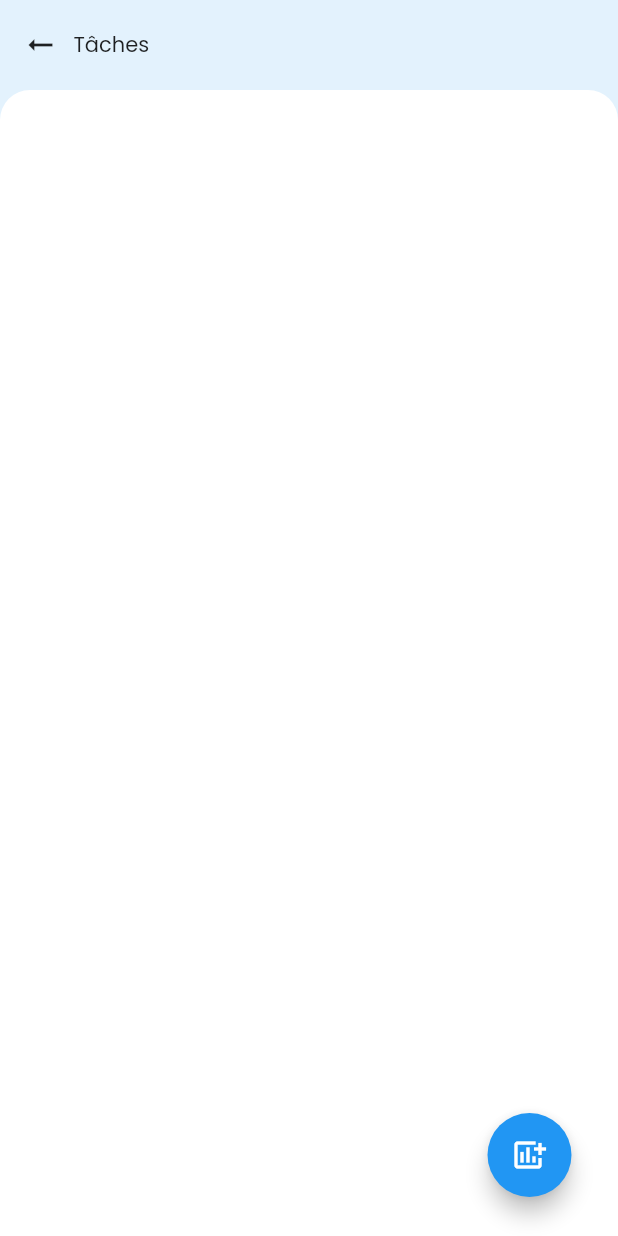
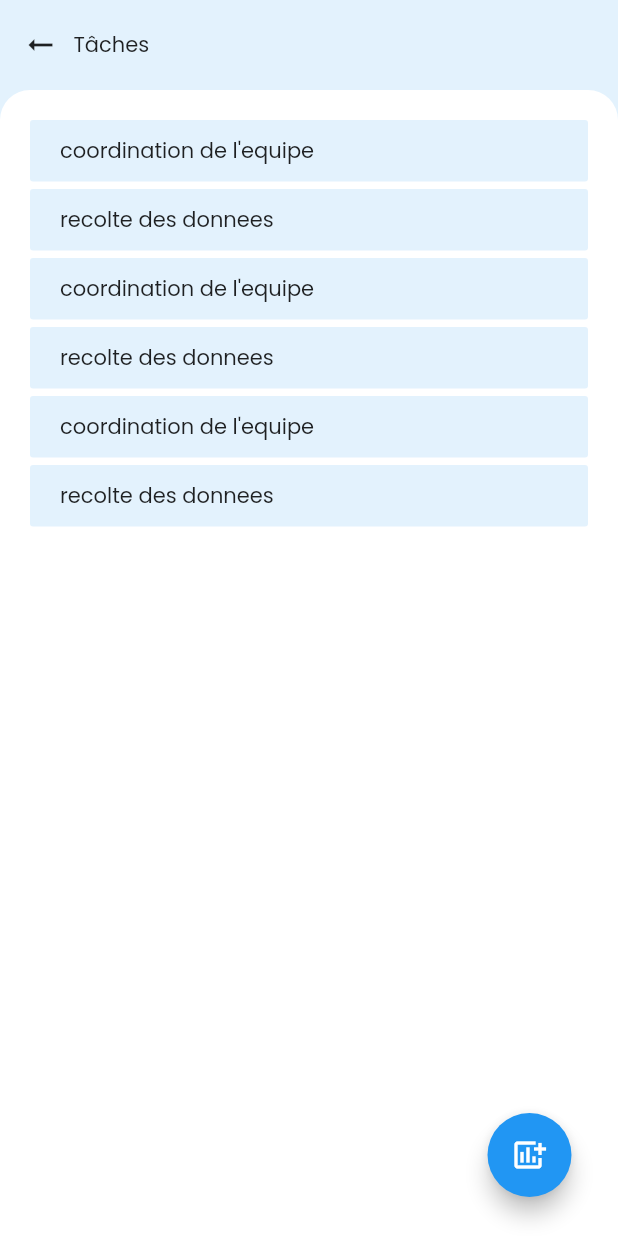
Before and after one commit to Optimus-ged/test_project, a Flutter app: the TasksPage screen opened directly, on a phone screen of 412 x 824 dp. Run offline on Flutter 3.47's test engine with Material 2 defaults, Android fonts, the phone set to English and light mode, and no system bars; our stand-ins replace bloc, equatable, flutter_bloc, fluttertoast, get_it, image_picker and 1 more; accounts and stored records are empty.

Commit message:
Task item created

```diff
--- a/lib/ui/screens/tasks_page.dart
+++ b/lib/ui/screens/tasks_page.dart
@@ -92,10 +92,12 @@ class _TasksPageState extends State<TasksPage> {
                   child: Column(
                     crossAxisAlignment: CrossAxisAlignment.start,
                     children: [
-                      // _customAvatar(),
-                      // _loginInput(color: Colors.blue[50], hint: 'Nom'),
-                      // _loginInput(color: Colors.blue[50], hint: 'tache'),
-                      // _loginInput(color: Colors.blue[50], hint: 'role')
+                      _buildTaskItem(title: 'coordination de l\'equipe'),
+                      _buildTaskItem(title: 'recolte des donnees'),
+                      _buildTaskItem(title: 'coordination de l\'equipe'),
+                      _buildTaskItem(title: 'recolte des donnees'),
+                      _buildTaskItem(title: 'coordination de l\'equipe'),
+                      _buildTaskItem(title: 'recolte des donnees'),
                     ],
                   ),
                 ),
@@ -148,4 +150,18 @@ class _TasksPageState extends State<TasksPage> {
       ),
     );
   }
+
+  Widget _buildTaskItem({String title}) {
+    return Container(
+      margin: EdgeInsets.only(bottom: 5),
+      width: MediaQuery.of(context).size.width - 40,
+      decoration: BoxDecoration(
+          color: Colors.blue[50], borderRadius: BorderRadius.circular(2)),
+      padding: EdgeInsets.symmetric(
+        horizontal: 20,
+        vertical: 10,
+      ),
+      child: Text('$title'),
+    );
+  }
 }
```
